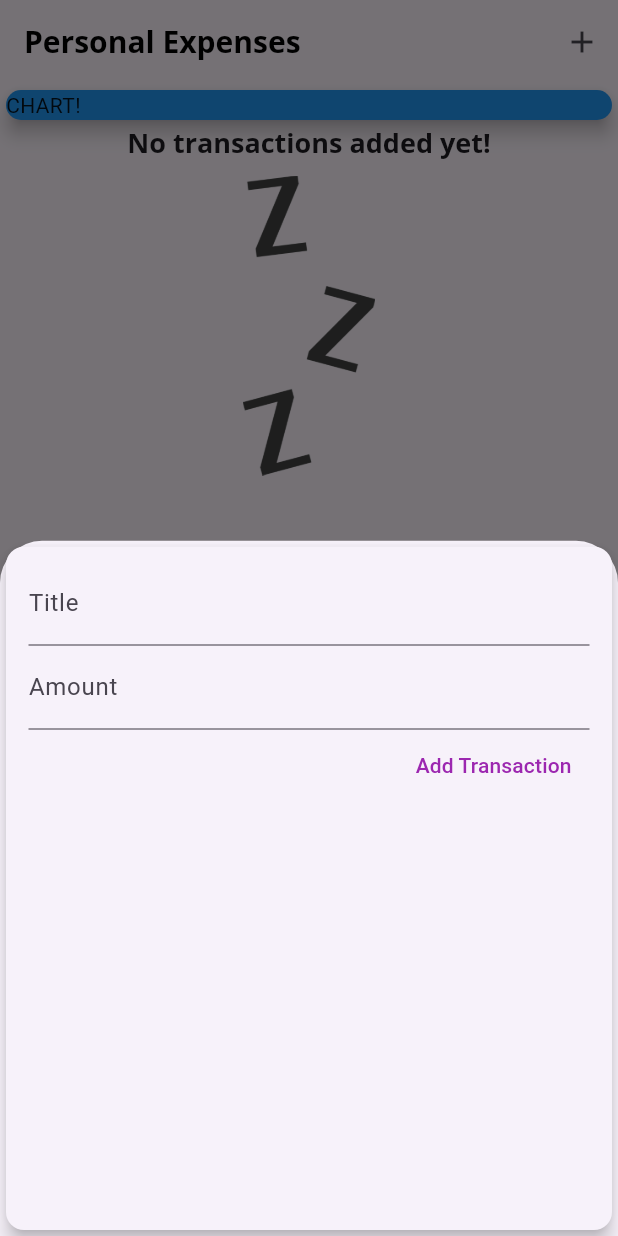
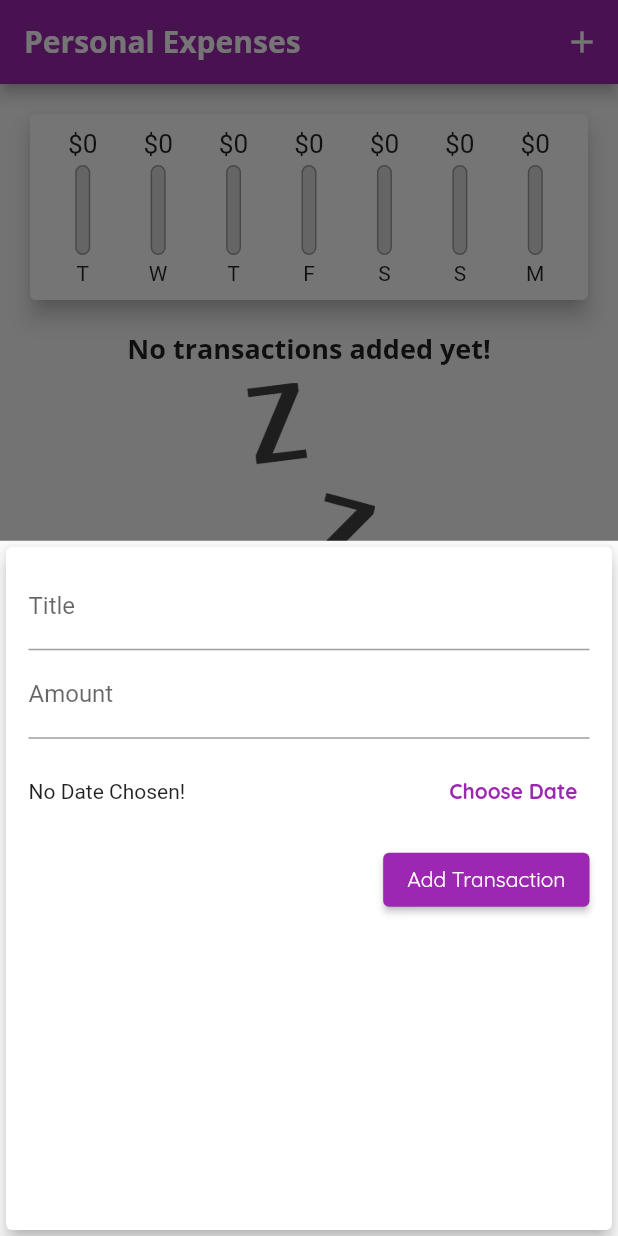
Before and after one commit to berkaykizgir/personal_expenses, a Flutter app: the screen it shows after launch, after a tap on the "add" icon, on a phone screen of 412 x 824 dp. Run offline on Flutter 3.47's test engine with Material 2 defaults, Android fonts, the phone set to English and light mode, and no system bars.

Commit message:
final changes

```diff
--- a/lib/main.dart
+++ b/lib/main.dart
@@ -1,4 +1,5 @@
 import 'package:flutter/material.dart';
+import 'package:personal_expenses/widgets/chart.dart';
 import 'package:personal_expenses/widgets/new_transaction.dart';
 import 'package:personal_expenses/widgets/transaction_list.dart';
 
@@ -15,17 +16,18 @@ class MyApp extends StatelessWidget {
       title: 'Personal Expenses',
       debugShowCheckedModeBanner: false,
       theme: ThemeData(
-          useMaterial3: true,
           primarySwatch: Colors.purple,
           fontFamily: 'Quicksand',
           textTheme: ThemeData.light().textTheme.copyWith(
-                headline6: TextStyle(
-                  fontFamily: 'OpenSans',
-                  fontWeight: FontWeight.bold,
-                  fontSize: 18,
-                ),
+              headline6: const TextStyle(
+                fontFamily: 'OpenSans',
+                fontWeight: FontWeight.bold,
+                fontSize: 18,
               ),
-          appBarTheme: AppBarTheme(titleTextStyle: TextStyle(fontFamily: 'OpenSans', color: Colors.black, fontSize: 20, fontWeight: FontWeight.bold))),
+              button: const TextStyle(
+                color: Colors.white,
+              )),
+          appBarTheme: const AppBarTheme(titleTextStyle: TextStyle(fontFamily: 'OpenSans', fontSize: 20, fontWeight: FontWeight.bold))),
       home: const MyHomePage(),
     );
   }
@@ -39,15 +41,25 @@ class MyHomePage extends StatefulWidget {
 }
 
 class _MyHomePageState extends State<MyHomePage> {
-  final List<Transaction> _userTransactions = [
-    /*   Transaction(id: 't1', title: 'New Shoes', amount: 69.99, date: DateTime.now()),
-    Transaction(id: 't2', title: 'Weekly Groceries', amount: 25.99, date: DateTime.now()) */
-  ];
+  final List<Transaction> _userTransactions = [];
+  List<Transaction> get _recentTransactions {
+    return _userTransactions.where((tx) {
+      return tx.date.isAfter(DateTime.now().subtract(const Duration(days: 7)));
+    }).toList();
+  }
 
-  void _addNewTransaction(String txTitle, double txAmount) {
-    final newTx = Transaction(id: UniqueKey().toString(), title: txTitle, amount: txAmount, date: DateTime.now());
+  void _addNewTransaction(String txTitle, double txAmount, DateTime chosenDate) {
+    final newTx = Transaction(id: UniqueKey().toString(), title: txTitle, amount: txAmount, date: chosenDate);
     setState(() {
       _userTransactions.add(newTx);
+    });
+  }
+
+  void _deleteTransaction(String id) {
+    setState(() {
+      _userTransactions.removeWhere((tx) {
+        return tx.id == id;
+      });
     });
   }
 
@@ -83,15 +95,15 @@ class _MyHomePageState extends State<MyHomePage> {
         child: const Icon(Icons.add),
       ),
       body: SingleChildScrollView(
+        primary: false,
         child: Column(
           crossAxisAlignment: CrossAxisAlignment.center,
           children: [
-            const Card(
-              color: Colors.blue,
-              elevation: 5,
-              child: SizedBox(width: double.infinity, child: Text('CHART!')),
+            Chart(_recentTransactions),
+            TransactionList(
+              userTransactions: _userTransactions,
+              deleteTx: _deleteTransaction,
             ),
-            TransactionList(userTransactions: _userTransactions),
           ],
         ),
       ),
--- a/lib/widgets/chart.dart
+++ b/lib/widgets/chart.dart
@@ -1,15 +1,30 @@
 import 'package:flutter/material.dart';
+import 'package:intl/intl.dart';
 import 'package:personal_expenses/models/transaction.dart';
+import 'package:personal_expenses/widgets/chart_bar.dart';
 
 class Chart extends StatelessWidget {
   const Chart(this.recentTransactions, {Key? key}) : super(key: key);
   final List<Transaction> recentTransactions;
   List<Map<String, Object>> get groupedTransactionValues {
     return List.generate(7, (index) {
-      final weekDay = DateTime.now().subtract(
-        Duration(days: index),
-      );
-      return {'day': 'T', 'amount': 9.99};
+      final weekDay = DateTime.now().subtract(Duration(days: index));
+      var totalSum = 0.0;
+      for (var i = 0; i < recentTransactions.length; i++) {
+        if (recentTransactions[i].date.day == weekDay.day &&
+            recentTransactions[i].date.month == weekDay.month &&
+            recentTransactions[i].date.year == weekDay.year) {
+          totalSum += recentTransactions[i].amount;
+        }
+      }
+
+      return {'day': DateFormat.E().format(weekDay).substring(0, 1), 'amount': totalSum};
+    }).reversed.toList();
+  }
+
+  double get maxSpending {
+    return groupedTransactionValues.fold(0.0, (sum, item) {
+      return sum + (item['amount'] as double);
     });
   }
 
@@ -17,8 +32,22 @@ class Chart extends StatelessWidget {
   Widget build(BuildContext context) {
     return Card(
       elevation: 6,
-      margin: EdgeInsets.all(20),
-      child: Row(),
+      margin: const EdgeInsets.all(20),
+      child: Padding(
+        padding: const EdgeInsets.all(10.0),
+        child: Row(
+          mainAxisAlignment: MainAxisAlignment.spaceAround,
+          children: groupedTransactionValues.map((data) {
+            return Flexible(
+              fit: FlexFit.tight,
+              child: ChartBar(
+                  label: data['day'] as String,
+                  spendingAmount: data['amount'] as double,
+                  spendingPctOfTotal: maxSpending == 0.0 ? 0.0 : (data['amount'] as double) / maxSpending),
+            );
+          }).toList(),
+        ),
+      ),
     );
   }
 }
--- /dev/null
+++ b/lib/widgets/chart_bar.dart
@@ -0,0 +1,42 @@
+import 'package:flutter/material.dart';
+
+class ChartBar extends StatelessWidget {
+  const ChartBar({Key? key, required this.label, required this.spendingAmount, required this.spendingPctOfTotal}) : super(key: key);
+  final String label;
+  final double spendingAmount;
+  final double spendingPctOfTotal;
+
+  @override
+  Widget build(BuildContext context) {
+    return Column(
+      children: [
+        SizedBox(height: 20, child: FittedBox(child: Text('\$${spendingAmount.toStringAsFixed(0)}'))),
+        const SizedBox(
+          height: 4,
+        ),
+        SizedBox(
+          height: 60,
+          width: 10,
+          child: Stack(
+            children: [
+              Container(
+                decoration: BoxDecoration(
+                    border: Border.all(color: Colors.grey, width: 1), color: const Color.fromRGBO(220, 220, 220, 1), borderRadius: BorderRadius.circular(10)),
+              ),
+              FractionallySizedBox(
+                heightFactor: spendingPctOfTotal,
+                child: Container(
+                  decoration: BoxDecoration(color: Theme.of(context).primaryColor, borderRadius: BorderRadius.circular(10)),
+                ),
+              )
+            ],
+          ),
+        ),
+        const SizedBox(
+          height: 4,
+        ),
+        Text(label),
+      ],
+    );
+  }
+}
--- a/lib/widgets/new_transaction.dart
+++ b/lib/widgets/new_transaction.dart
@@ -1,24 +1,37 @@
 import 'package:flutter/material.dart';
+import 'package:intl/intl.dart';
 
 class NewTransaction extends StatefulWidget {
   const NewTransaction({Key? key, required this.addTx}) : super(key: key);
-  final Function(String title, double amount) addTx;
+  final Function(String title, double amount, DateTime selectedDate) addTx;
 
   @override
   State<NewTransaction> createState() => _NewTransactionState();
 }
 
 class _NewTransactionState extends State<NewTransaction> {
-  final titleController = TextEditingController();
+  final _titleController = TextEditingController();
+  final _amountController = TextEditingController();
+  DateTime? _selectedDate;
 
-  final amountController = TextEditingController();
+  void _submitData() {
+    if (_amountController.text.isEmpty) return;
+    final enteredTitle = _titleController.text;
+    final enteredAmount = double.parse(_amountController.text);
+    if (enteredTitle.isEmpty || enteredAmount <= 0 || _selectedDate == null) return;
+    widget.addTx(enteredTitle, enteredAmount, _selectedDate!);
+    Navigator.of(context).pop();
+  }
 
-  void submitData() {
-    final enteredTitle = titleController.text;
-    final enteredAmount = double.parse(amountController.text);
-    if (enteredTitle.isEmpty || enteredAmount <= 0) return;
-    widget.addTx(enteredTitle, enteredAmount);
-    Navigator.of(context).pop();
+  void _presentDatePicker() {
+    showDatePicker(context: context, initialDate: DateTime.now(), firstDate: DateTime(2019), lastDate: DateTime.now()).then((pickedDate) {
+      if (pickedDate == null) {
+        return;
+      }
+      setState(() {
+        _selectedDate = pickedDate;
+      });
+    });
   }
 
   @override
@@ -32,20 +45,34 @@ class _NewTransactionState extends State<NewTransaction> {
           children: [
             TextField(
               decoration: const InputDecoration(labelText: 'Title'),
-              controller: titleController,
-              onSubmitted: (_) => submitData(),
+              controller: _titleController,
+              onSubmitted: (_) => _submitData(),
             ),
             TextField(
               decoration: const InputDecoration(labelText: 'Amount'),
-              controller: amountController,
+              controller: _amountController,
               keyboardType: const TextInputType.numberWithOptions(decimal: true),
-              onSubmitted: (_) => submitData(),
+              onSubmitted: (_) => _submitData(),
             ),
-            TextButton(
-              onPressed: submitData,
-              child: const Text(
+            SizedBox(
+              height: 70,
+              child: Row(
+                children: [
+                  Expanded(child: Text(_selectedDate == null ? 'No Date Chosen!' : 'Picked Date:${DateFormat.yMd().format(_selectedDate!)}')),
+                  TextButton(
+                      onPressed: _presentDatePicker,
+                      child: Text(
+                        'Choose Date',
+                        style: TextStyle(color: Theme.of(context).primaryColor, fontWeight: FontWeight.bold),
+                      ))
+                ],
+              ),
+            ),
+            ElevatedButton(
+              onPressed: _submitData,
+              child: Text(
                 "Add Transaction",
-                style: TextStyle(color: Colors.purple),
+                style: TextStyle(color: Theme.of(context).textTheme.button!.color),
               ),
             )
           ],
```
Also changed, not shown: lib/widgets/transaction_list.dart (+21 -34 lines).
